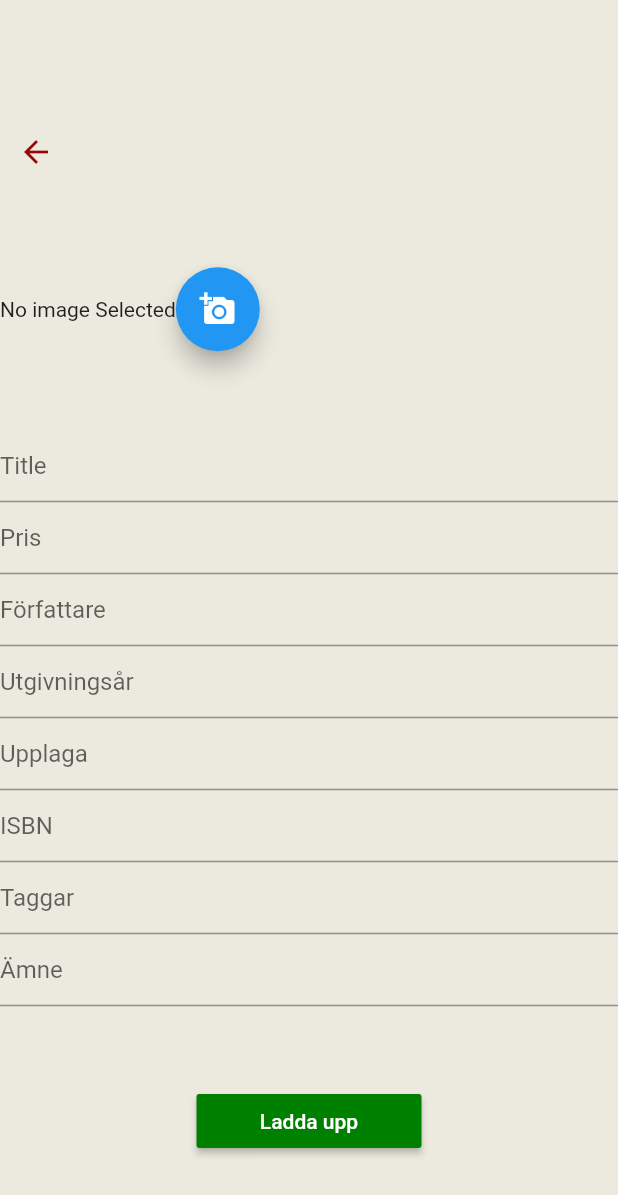
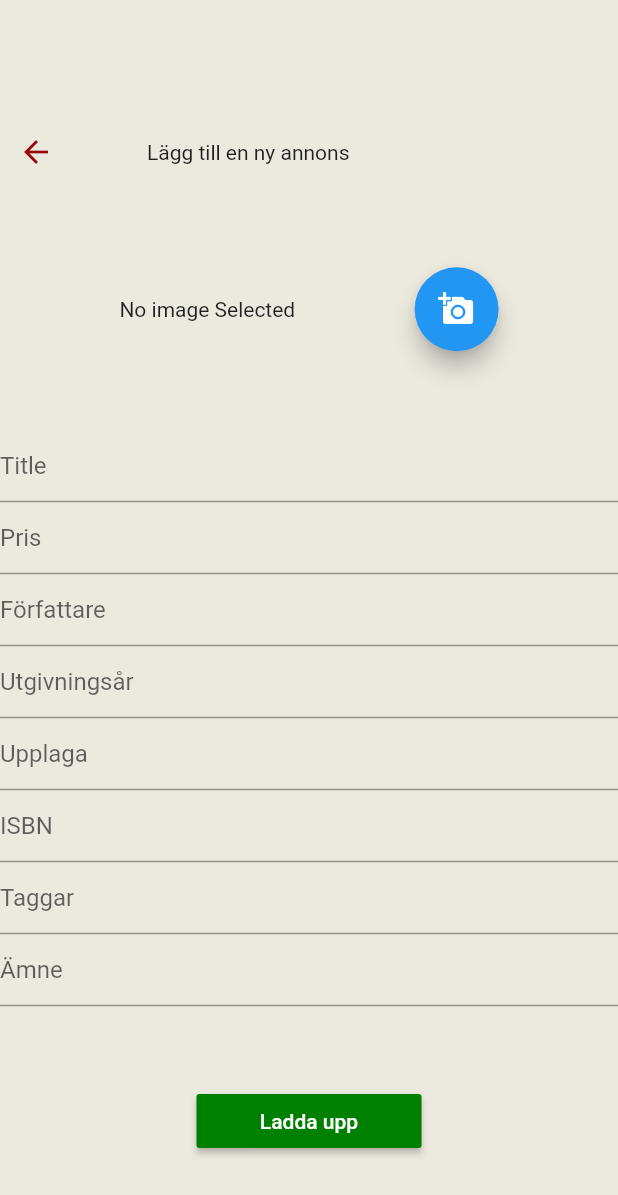
Before and after one commit to ajamlou/Zigma-frontend, a Flutter app: the advertCreation screen opened directly, after a tap on the "add a photo" icon, on a phone screen of 412 x 824 dp. Shown: the top 1195 px of the screen. Run offline on Flutter 3.47's test engine with Material 2 defaults, Android fonts, the phone set to English and light mode, and no system bars; our stand-ins replace firebase_auth, image_picker; missing offline and left inert: material_search; accounts and stored records are empty.

Commit message:
advert_creation

```diff
--- a/lib/pages/advert_creation.dart
+++ b/lib/pages/advert_creation.dart
@@ -37,12 +37,19 @@ class advertCreationState extends State<advertCreation>
 
   //Image selector
   File _image;
-  Future getImage() async {
+  Future getImageCamera() async {
     var image = await ImagePicker.pickImage(source: ImageSource.camera);
     setState(() {
       _image = image;
     });
   }
+  Future getImageGallery() async {
+    var image = await ImagePicker.pickImage(source: ImageSource.gallery);
+    setState(() {
+      _image = image;
+    });
+  }
+
 
   final GlobalKey<FormState> _advertKey = GlobalKey<FormState>();
   String _title; //Skickas
@@ -64,6 +71,7 @@ class advertCreationState extends State<advertCreation>
         mainAxisAlignment: MainAxisAlignment.spaceEvenly,
         children: <Widget>[
           Row(
+            crossAxisAlignment: CrossAxisAlignment.center,
             children: <Widget>[
               Container(
                 padding: EdgeInsets.only(top: 25.0),
@@ -74,10 +82,16 @@ class advertCreationState extends State<advertCreation>
                   },
                   icon: Icon(Icons.arrow_back),
                 ),
+              ),
+              Container(
+                padding: EdgeInsets.only(top: 25.0, left: 50.0),
+                child: Text('Lägg till en ny annons'),
               )
             ],
           ),
           Row(
+            mainAxisAlignment: MainAxisAlignment.spaceEvenly,
+            crossAxisAlignment: CrossAxisAlignment.center,
             children: <Widget>[
               Center(
                 child: _image == null
@@ -85,7 +99,7 @@ class advertCreationState extends State<advertCreation>
                     : Image.file(_image),
               ),
               FloatingActionButton(
-                onPressed: getImage,
+                onPressed: getImageCamera,
                 tooltip: 'Pick Image',
                 child: Icon(Icons.add_a_photo),
                 ),
@@ -214,5 +228,7 @@ class advertCreationState extends State<advertCreation>
     );
   }
 
-  void _uploadNewAdvert() {}
+  void _uploadNewAdvert() {
+    print([{"titel: " + _title + ", \n  Pris: " + _price  + ", \n Datum: " + _author}].toString());
+  }
 }
```
